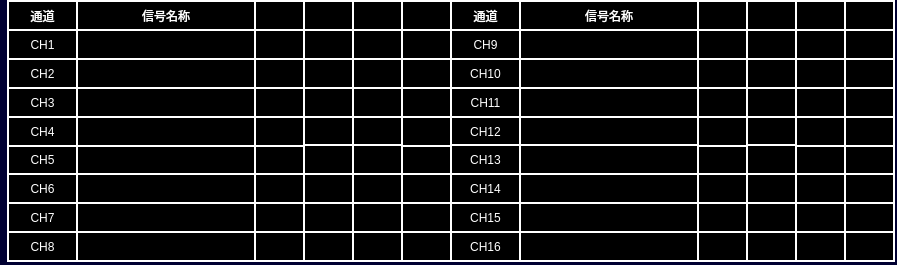
Old version of the form tcdocontrol.ui in the repository 994656234/HHL.
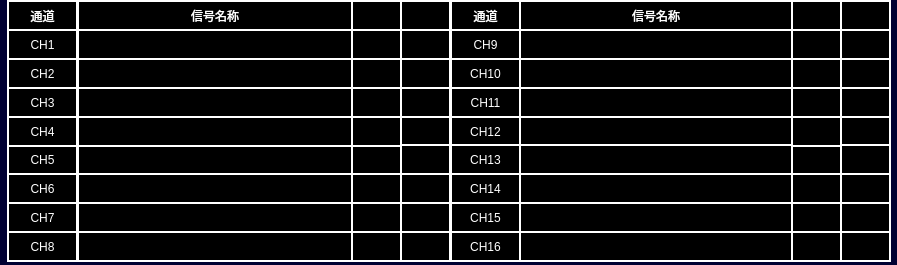
New version of the form.

The edit to the form file:
```diff
--- a/tcdocontrol.ui
+++ b/tcdocontrol.ui
@@ -47,41 +47,9 @@
   <widget class="QLabel" name="lbl_CH3_Name">
    <property name="geometry">
     <rect>
-     <x>76</x>
+     <x>77</x>
      <y>87</y>
-     <width>180</width>
-     <height>31</height>
-    </rect>
-   </property>
-   <property name="text">
-    <string/>
-   </property>
-   <property name="alignment">
-    <set>Qt::AlignCenter</set>
-   </property>
-  </widget>
-  <widget class="QLabel" name="lbl_CH14_State4">
-   <property name="geometry">
-    <rect>
-     <x>844</x>
-     <y>173</y>
-     <width>51</width>
-     <height>31</height>
-    </rect>
-   </property>
-   <property name="text">
-    <string/>
-   </property>
-   <property name="alignment">
-    <set>Qt::AlignCenter</set>
-   </property>
-  </widget>
-  <widget class="QLabel" name="lbl_CH5_State4">
-   <property name="geometry">
-    <rect>
-     <x>401</x>
-     <y>144</y>
-     <width>51</width>
+     <width>276</width>
      <height>31</height>
     </rect>
    </property>
@@ -95,25 +63,9 @@
   <widget class="QLabel" name="lbl_CH5_Name">
    <property name="geometry">
     <rect>
-     <x>76</x>
+     <x>77</x>
      <y>144</y>
-     <width>180</width>
-     <height>31</height>
-    </rect>
-   </property>
-   <property name="text">
-    <string/>
-   </property>
-   <property name="alignment">
-    <set>Qt::AlignCenter</set>
-   </property>
-  </widget>
-  <widget class="QLabel" name="TrainType8">
-   <property name="geometry">
-    <rect>
-     <x>844</x>
-     <y>0</y>
-     <width>51</width>
+     <width>276</width>
      <height>31</height>
     </rect>
    </property>
@@ -127,7 +79,7 @@
   <widget class="QLabel" name="lbl_CH11_State1">
    <property name="geometry">
     <rect>
-     <x>697</x>
+     <x>791</x>
      <y>87</y>
      <width>51</width>
      <height>31</height>
@@ -143,7 +95,7 @@
   <widget class="QLabel" name="lbl_CH16_State1">
    <property name="geometry">
     <rect>
-     <x>697</x>
+     <x>791</x>
      <y>231</y>
      <width>51</width>
      <height>31</height>
@@ -156,22 +108,6 @@
     <set>Qt::AlignCenter</set>
    </property>
   </widget>
-  <widget class="QLabel" name="lbl_CH13_State4">
-   <property name="geometry">
-    <rect>
-     <x>844</x>
-     <y>144</y>
-     <width>51</width>
-     <height>31</height>
-    </rect>
-   </property>
-   <property name="text">
-    <string/>
-   </property>
-   <property name="alignment">
-    <set>Qt::AlignCenter</set>
-   </property>
-  </widget>
   <widget class="QLabel" name="lbl_CH2">
    <property name="geometry">
     <rect>
@@ -191,7 +127,7 @@
   <widget class="QLabel" name="lbl_CH9_State2">
    <property name="geometry">
     <rect>
-     <x>746</x>
+     <x>840</x>
      <y>29</y>
      <width>51</width>
      <height>31</height>
@@ -207,7 +143,7 @@
   <widget class="QLabel" name="lbl_CH16_State2">
    <property name="geometry">
     <rect>
-     <x>746</x>
+     <x>840</x>
      <y>231</y>
      <width>51</width>
      <height>31</height>
@@ -225,23 +161,7 @@
     <rect>
      <x>519</x>
      <y>29</y>
-     <width>180</width>
-     <height>31</height>
-    </rect>
-   </property>
-   <property name="text">
-    <string/>
-   </property>
-   <property name="alignment">
-    <set>Qt::AlignCenter</set>
-   </property>
-  </widget>
-  <widget class="QLabel" name="lbl_CH10_State4">
-   <property name="geometry">
-    <rect>
-     <x>844</x>
-     <y>58</y>
-     <width>51</width>
+     <width>274</width>
      <height>31</height>
     </rect>
    </property>
@@ -255,7 +175,7 @@
   <widget class="QLabel" name="lbl_CH8_State1">
    <property name="geometry">
     <rect>
-     <x>254</x>
+     <x>351</x>
      <y>231</y>
      <width>51</width>
      <height>31</height>
@@ -284,42 +204,10 @@
     <set>Qt::AlignCenter</set>
    </property>
   </widget>
-  <widget class="QLabel" name="lbl_CH3_State3">
-   <property name="geometry">
-    <rect>
-     <x>352</x>
-     <y>87</y>
-     <width>51</width>
-     <height>31</height>
-    </rect>
-   </property>
-   <property name="text">
-    <string/>
-   </property>
-   <property name="alignment">
-    <set>Qt::AlignCenter</set>
-   </property>
-  </widget>
-  <widget class="QLabel" name="lbl_CH1_State3">
-   <property name="geometry">
-    <rect>
-     <x>352</x>
-     <y>29</y>
-     <width>51</width>
-     <height>31</height>
-    </rect>
-   </property>
-   <property name="text">
-    <string/>
-   </property>
-   <property name="alignment">
-    <set>Qt::AlignCenter</set>
-   </property>
-  </widget>
   <widget class="QLabel" name="lbl_CH10_State1">
    <property name="geometry">
     <rect>
-     <x>697</x>
+     <x>791</x>
      <y>58</y>
      <width>51</width>
      <height>31</height>
@@ -351,7 +239,7 @@
   <widget class="QLabel" name="lbl_CH1_State1">
    <property name="geometry">
     <rect>
-     <x>254</x>
+     <x>351</x>
      <y>29</y>
      <width>51</width>
      <height>31</height>
@@ -364,42 +252,10 @@
     <set>Qt::AlignCenter</set>
    </property>
   </widget>
-  <widget class="QLabel" name="lbl_CH7_State4">
-   <property name="geometry">
-    <rect>
-     <x>401</x>
-     <y>202</y>
-     <width>51</width>
-     <height>31</height>
-    </rect>
-   </property>
-   <property name="text">
-    <string/>
-   </property>
-   <property name="alignment">
-    <set>Qt::AlignCenter</set>
-   </property>
-  </widget>
-  <widget class="QLabel" name="lbl_CH14_State3">
-   <property name="geometry">
-    <rect>
-     <x>795</x>
-     <y>173</y>
-     <width>51</width>
-     <height>31</height>
-    </rect>
-   </property>
-   <property name="text">
-    <string/>
-   </property>
-   <property name="alignment">
-    <set>Qt::AlignCenter</set>
-   </property>
-  </widget>
   <widget class="QLabel" name="lbl_CH4_State2">
    <property name="geometry">
     <rect>
-     <x>303</x>
+     <x>400</x>
      <y>116</y>
      <width>51</width>
      <height>30</height>
@@ -412,26 +268,10 @@
     <set>Qt::AlignCenter</set>
    </property>
   </widget>
-  <widget class="QLabel" name="lbl_CH10_State3">
-   <property name="geometry">
-    <rect>
-     <x>795</x>
-     <y>58</y>
-     <width>51</width>
-     <height>31</height>
-    </rect>
-   </property>
-   <property name="text">
-    <string/>
-   </property>
-   <property name="alignment">
-    <set>Qt::AlignCenter</set>
-   </property>
-  </widget>
   <widget class="QLabel" name="lbl_CH3_State1">
    <property name="geometry">
     <rect>
-     <x>254</x>
+     <x>351</x>
      <y>87</y>
      <width>51</width>
      <height>31</height>
@@ -447,25 +287,9 @@
   <widget class="QLabel" name="lbl_CH1_Name">
    <property name="geometry">
     <rect>
-     <x>76</x>
+     <x>77</x>
      <y>29</y>
-     <width>180</width>
-     <height>31</height>
-    </rect>
-   </property>
-   <property name="text">
-    <string/>
-   </property>
-   <property name="alignment">
-    <set>Qt::AlignCenter</set>
-   </property>
-  </widget>
-  <widget class="QLabel" name="lbl_CH4_State3">
-   <property name="geometry">
-    <rect>
-     <x>352</x>
-     <y>116</y>
-     <width>51</width>
+     <width>276</width>
      <height>31</height>
     </rect>
    </property>
@@ -479,9 +303,9 @@
   <widget class="QLabel" name="lblTitle_3">
    <property name="geometry">
     <rect>
-     <x>76</x>
+     <x>77</x>
      <y>0</y>
-     <width>180</width>
+     <width>276</width>
      <height>31</height>
     </rect>
    </property>
@@ -497,7 +321,7 @@
     <rect>
      <x>519</x>
      <y>202</y>
-     <width>180</width>
+     <width>274</width>
      <height>31</height>
     </rect>
    </property>
@@ -511,7 +335,7 @@
   <widget class="QLabel" name="lbl_CH13_State1">
    <property name="geometry">
     <rect>
-     <x>697</x>
+     <x>791</x>
      <y>144</y>
      <width>51</width>
      <height>31</height>
@@ -524,26 +348,10 @@
     <set>Qt::AlignCenter</set>
    </property>
   </widget>
-  <widget class="QLabel" name="lbl_CH11_State3">
-   <property name="geometry">
-    <rect>
-     <x>795</x>
-     <y>87</y>
-     <width>51</width>
-     <height>31</height>
-    </rect>
-   </property>
-   <property name="text">
-    <string/>
-   </property>
-   <property name="alignment">
-    <set>Qt::AlignCenter</set>
-   </property>
-  </widget>
   <widget class="QLabel" name="lbl_CH7_State2">
    <property name="geometry">
     <rect>
-     <x>303</x>
+     <x>400</x>
      <y>202</y>
      <width>51</width>
      <height>31</height>
@@ -559,7 +367,7 @@
   <widget class="QLabel" name="lbl_CH10_State2">
    <property name="geometry">
     <rect>
-     <x>746</x>
+     <x>840</x>
      <y>58</y>
      <width>51</width>
      <height>31</height>
@@ -572,26 +380,10 @@
     <set>Qt::AlignCenter</set>
    </property>
   </widget>
-  <widget class="QLabel" name="lbl_CH7_State3">
-   <property name="geometry">
-    <rect>
-     <x>352</x>
-     <y>202</y>
-     <width>51</width>
-     <height>31</height>
-    </rect>
-   </property>
-   <property name="text">
-    <string/>
-   </property>
-   <property name="alignment">
-    <set>Qt::AlignCenter</set>
-   </property>
-  </widget>
   <widget class="QLabel" name="lbl_CH9_State1">
    <property name="geometry">
     <rect>
-     <x>697</x>
+     <x>791</x>
      <y>29</y>
      <width>51</width>
      <height>31</height>
@@ -607,7 +399,7 @@
   <widget class="QLabel" name="lbl_CH6_State2">
    <property name="geometry">
     <rect>
-     <x>303</x>
+     <x>400</x>
      <y>173</y>
      <width>51</width>
      <height>31</height>
@@ -623,9 +415,9 @@
   <widget class="QLabel" name="lbl_CH2_Name">
    <property name="geometry">
     <rect>
-     <x>76</x>
+     <x>77</x>
      <y>58</y>
-     <width>180</width>
+     <width>276</width>
      <height>31</height>
     </rect>
    </property>
@@ -639,7 +431,7 @@
   <widget class="QLabel" name="lbl_CH7_State1">
    <property name="geometry">
     <rect>
-     <x>254</x>
+     <x>351</x>
      <y>202</y>
      <width>51</width>
      <height>31</height>
@@ -652,42 +444,10 @@
     <set>Qt::AlignCenter</set>
    </property>
   </widget>
-  <widget class="QLabel" name="lbl_CH6_State4">
-   <property name="geometry">
-    <rect>
-     <x>401</x>
-     <y>173</y>
-     <width>51</width>
-     <height>31</height>
-    </rect>
-   </property>
-   <property name="text">
-    <string/>
-   </property>
-   <property name="alignment">
-    <set>Qt::AlignCenter</set>
-   </property>
-  </widget>
-  <widget class="QLabel" name="lbl_CH2_State4">
-   <property name="geometry">
-    <rect>
-     <x>401</x>
-     <y>58</y>
-     <width>51</width>
-     <height>31</height>
-    </rect>
-   </property>
-   <property name="text">
-    <string/>
-   </property>
-   <property name="alignment">
-    <set>Qt::AlignCenter</set>
-   </property>
-  </widget>
   <widget class="QLabel" name="lbl_CH2_State2">
    <property name="geometry">
     <rect>
-     <x>303</x>
+     <x>400</x>
      <y>58</y>
      <width>51</width>
      <height>31</height>
@@ -703,7 +463,7 @@
   <widget class="QLabel" name="lbl_CH14_State1">
    <property name="geometry">
     <rect>
-     <x>697</x>
+     <x>791</x>
      <y>173</y>
      <width>51</width>
      <height>31</height>
@@ -735,9 +495,9 @@
   <widget class="QLabel" name="lbl_CH4_Name">
    <property name="geometry">
     <rect>
-     <x>76</x>
+     <x>77</x>
      <y>116</y>
-     <width>180</width>
+     <width>276</width>
      <height>31</height>
     </rect>
    </property>
@@ -767,7 +527,7 @@
   <widget class="QLabel" name="lbl_CH5_State1">
    <property name="geometry">
     <rect>
-     <x>254</x>
+     <x>351</x>
      <y>144</y>
      <width>51</width>
      <height>31</height>
@@ -780,26 +540,10 @@
     <set>Qt::AlignCenter</set>
    </property>
   </widget>
-  <widget class="QLabel" name="lbl_CH15_State4">
-   <property name="geometry">
-    <rect>
-     <x>844</x>
-     <y>202</y>
-     <width>51</width>
-     <height>31</height>
-    </rect>
-   </property>
-   <property name="text">
-    <string/>
-   </property>
-   <property name="alignment">
-    <set>Qt::AlignCenter</set>
-   </property>
-  </widget>
   <widget class="QLabel" name="lbl_CH14_State2">
    <property name="geometry">
     <rect>
-     <x>746</x>
+     <x>840</x>
      <y>173</y>
      <width>51</width>
      <height>31</height>
@@ -831,7 +575,7 @@
   <widget class="QLabel" name="lbl_CH12_State2">
    <property name="geometry">
     <rect>
-     <x>746</x>
+     <x>840</x>
      <y>116</y>
      <width>51</width>
      <height>31</height>
@@ -847,9 +591,9 @@
   <widget class="QLabel" name="lbl_CH6_Name">
    <property name="geometry">
     <rect>
-     <x>76</x>
+     <x>77</x>
      <y>173</y>
-     <width>180</width>
+     <width>276</width>
      <height>31</height>
     </rect>
    </property>
@@ -865,7 +609,7 @@
     <rect>
      <x>519</x>
      <y>116</y>
-     <width>180</width>
+     <width>274</width>
      <height>31</height>
     </rect>
    </property>
@@ -879,7 +623,7 @@
   <widget class="QLabel" name="lbl_CH5_State2">
    <property name="geometry">
     <rect>
-     <x>303</x>
+     <x>400</x>
      <y>144</y>
      <width>51</width>
      <height>31</height>
@@ -895,7 +639,7 @@
   <widget class="QLabel" name="TrainType1">
    <property name="geometry">
     <rect>
-     <x>254</x>
+     <x>351</x>
      <y>0</y>
      <width>51</width>
      <height>31</height>
@@ -911,9 +655,9 @@
   <widget class="QLabel" name="lbl_CH8_Name">
    <property name="geometry">
     <rect>
-     <x>76</x>
+     <x>77</x>
      <y>231</y>
-     <width>180</width>
+     <width>276</width>
      <height>31</height>
     </rect>
    </property>
@@ -943,7 +687,7 @@
   <widget class="QLabel" name="lbl_CH15_State2">
    <property name="geometry">
     <rect>
-     <x>746</x>
+     <x>840</x>
      <y>202</y>
      <width>51</width>
      <height>31</height>
@@ -956,10 +700,10 @@
     <set>Qt::AlignCenter</set>
    </property>
   </widget>
-  <widget class="QLabel" name="TrainType6">
+  <widget class="QLabel" name="TrainType4">
    <property name="geometry">
     <rect>
-     <x>746</x>
+     <x>840</x>
      <y>0</y>
      <width>51</width>
      <height>31</height>
@@ -972,22 +716,6 @@
     <set>Qt::AlignCenter</set>
    </property>
   </widget>
-  <widget class="QLabel" name="lbl_CH13_State3">
-   <property name="geometry">
-    <rect>
-     <x>795</x>
-     <y>144</y>
-     <width>51</width>
-     <height>31</height>
-    </rect>
-   </property>
-   <property name="text">
-    <string/>
-   </property>
-   <property name="alignment">
-    <set>Qt::AlignCenter</set>
-   </property>
-  </widget>
   <widget class="QLabel" name="lbl_CH12">
    <property name="geometry">
     <rect>
@@ -1020,22 +748,6 @@
     <set>Qt::AlignCenter</set>
    </property>
   </widget>
-  <widget class="QLabel" name="lbl_CH15_State3">
-   <property name="geometry">
-    <rect>
-     <x>795</x>
-     <y>202</y>
-     <width>51</width>
-     <height>31</height>
-    </rect>
-   </property>
-   <property name="text">
-    <string/>
-   </property>
-   <property name="alignment">
-    <set>Qt::AlignCenter</set>
-   </property>
-  </widget>
   <widget class="QLabel" name="lbl_CH9">
    <property name="geometry">
     <rect>
@@ -1055,7 +767,7 @@
   <widget class="QLabel" name="lbl_CH6_State1">
    <property name="geometry">
     <rect>
-     <x>254</x>
+     <x>351</x>
      <y>173</y>
      <width>51</width>
      <height>31</height>
@@ -1068,26 +780,10 @@
     <set>Qt::AlignCenter</set>
    </property>
   </widget>
-  <widget class="QLabel" name="TrainType7">
-   <property name="geometry">
-    <rect>
-     <x>795</x>
-     <y>0</y>
-     <width>51</width>
-     <height>31</height>
-    </rect>
-   </property>
-   <property name="text">
-    <string/>
-   </property>
-   <property name="alignment">
-    <set>Qt::AlignCenter</set>
-   </property>
-  </widget>
   <widget class="QLabel" name="lbl_CH2_State1">
    <property name="geometry">
     <rect>
-     <x>254</x>
+     <x>351</x>
      <y>58</y>
      <width>51</width>
      <height>31</height>
@@ -1100,26 +796,10 @@
     <set>Qt::AlignCenter</set>
    </property>
   </widget>
-  <widget class="QLabel" name="lbl_CH3_State4">
+  <widget class="QLabel" name="TrainType3">
    <property name="geometry">
     <rect>
-     <x>401</x>
-     <y>87</y>
-     <width>51</width>
-     <height>31</height>
-    </rect>
-   </property>
-   <property name="text">
-    <string/>
-   </property>
-   <property name="alignment">
-    <set>Qt::AlignCenter</set>
-   </property>
-  </widget>
-  <widget class="QLabel" name="TrainType5">
-   <property name="geometry">
-    <rect>
-     <x>697</x>
+     <x>791</x>
      <y>0</y>
      <width>51</width>
      <height>31</height>
@@ -1148,28 +828,12 @@
     <set>Qt::AlignCenter</set>
    </property>
   </widget>
-  <widget class="QLabel" name="lbl_CH2_State3">
-   <property name="geometry">
-    <rect>
-     <x>352</x>
-     <y>58</y>
-     <width>51</width>
-     <height>31</height>
-    </rect>
-   </property>
-   <property name="text">
-    <string/>
-   </property>
-   <property name="alignment">
-    <set>Qt::AlignCenter</set>
-   </property>
-  </widget>
   <widget class="QLabel" name="lbl_CH11_Name">
    <property name="geometry">
     <rect>
      <x>519</x>
      <y>87</y>
-     <width>180</width>
+     <width>274</width>
      <height>31</height>
     </rect>
    </property>
@@ -1183,7 +847,7 @@
   <widget class="QLabel" name="lbl_CH13_State2">
    <property name="geometry">
     <rect>
-     <x>746</x>
+     <x>840</x>
      <y>144</y>
      <width>51</width>
      <height>31</height>
@@ -1196,22 +860,6 @@
     <set>Qt::AlignCenter</set>
    </property>
   </widget>
-  <widget class="QLabel" name="lbl_CH6_State3">
-   <property name="geometry">
-    <rect>
-     <x>352</x>
-     <y>173</y>
-     <width>51</width>
-     <height>31</height>
-    </rect>
-   </property>
-   <property name="text">
-    <string/>
-   </property>
-   <property name="alignment">
-    <set>Qt::AlignCenter</set>
-   </property>
-  </widget>
   <widget class="QLabel" name="lbl_CH13">
    <property name="geometry">
     <rect>
@@ -1228,26 +876,10 @@
     <set>Qt::AlignCenter</set>
    </property>
   </widget>
-  <widget class="QLabel" name="lbl_CH8_State4">
-   <property name="geometry">
-    <rect>
-     <x>401</x>
-     <y>231</y>
-     <width>51</width>
-     <height>31</height>
-    </rect>
-   </property>
-   <property name="text">
-    <string/>
-   </property>
-   <property name="alignment">
-    <set>Qt::AlignCenter</set>
-   </property>
-  </widget>
   <widget class="QLabel" name="lbl_CH3_State2">
    <property name="geometry">
     <rect>
-     <x>303</x>
+     <x>400</x>
      <y>87</y>
      <width>51</width>
      <height>31</height>
@@ -1263,7 +895,7 @@
   <widget class="QLabel" name="TrainType2">
    <property name="geometry">
     <rect>
-     <x>303</x>
+     <x>400</x>
      <y>0</y>
      <width>51</width>
      <height>31</height>
@@ -1297,7 +929,7 @@
     <rect>
      <x>519</x>
      <y>173</y>
-     <width>180</width>
+     <width>274</width>
      <height>31</height>
     </rect>
    </property>
@@ -1311,9 +943,9 @@
   <widget class="QLabel" name="lbl_CH7_Name">
    <property name="geometry">
     <rect>
-     <x>76</x>
+     <x>77</x>
      <y>202</y>
-     <width>180</width>
+     <width>276</width>
      <height>31</height>
     </rect>
    </property>
@@ -1327,7 +959,7 @@
   <widget class="QLabel" name="lbl_CH12_State1">
    <property name="geometry">
     <rect>
-     <x>697</x>
+     <x>791</x>
      <y>116</y>
      <width>51</width>
      <height>31</height>
@@ -1345,7 +977,7 @@
     <rect>
      <x>519</x>
      <y>0</y>
-     <width>180</width>
+     <width>274</width>
      <height>31</height>
     </rect>
    </property>
@@ -1356,44 +988,12 @@
     <set>Qt::AlignCenter</set>
    </property>
   </widget>
-  <widget class="QLabel" name="lbl_CH4_State4">
-   <property name="geometry">
-    <rect>
-     <x>401</x>
-     <y>116</y>
-     <width>51</width>
-     <height>31</height>
-    </rect>
-   </property>
-   <property name="text">
-    <string/>
-   </property>
-   <property name="alignment">
-    <set>Qt::AlignCenter</set>
-   </property>
-  </widget>
   <widget class="QLabel" name="lbl_CH16_Name">
    <property name="geometry">
     <rect>
      <x>519</x>
      <y>231</y>
-     <width>180</width>
-     <height>31</height>
-    </rect>
-   </property>
-   <property name="text">
-    <string/>
-   </property>
-   <property name="alignment">
-    <set>Qt::AlignCenter</set>
-   </property>
-  </widget>
-  <widget class="QLabel" name="lbl_CH5_State3">
-   <property name="geometry">
-    <rect>
-     <x>352</x>
-     <y>144</y>
-     <width>51</width>
+     <width>274</width>
      <height>31</height>
     </rect>
    </property>
@@ -1407,7 +1007,7 @@
   <widget class="QLabel" name="lbl_CH15_State1">
    <property name="geometry">
     <rect>
-     <x>697</x>
+     <x>791</x>
      <y>202</y>
      <width>51</width>
      <height>31</height>
@@ -1420,42 +1020,10 @@
     <set>Qt::AlignCenter</set>
    </property>
   </widget>
-  <widget class="QLabel" name="lbl_CH16_State3">
-   <property name="geometry">
-    <rect>
-     <x>795</x>
-     <y>231</y>
-     <width>51</width>
-     <height>31</height>
-    </rect>
-   </property>
-   <property name="text">
-    <string/>
-   </property>
-   <property name="alignment">
-    <set>Qt::AlignCenter</set>
-   </property>
-  </widget>
-  <widget class="QLabel" name="lbl_CH12_State4">
-   <property name="geometry">
-    <rect>
-     <x>844</x>
-     <y>116</y>
-     <width>51</width>
-     <height>31</height>
-    </rect>
-   </property>
-   <property name="text">
-    <string/>
-   </property>
-   <property name="alignment">
-    <set>Qt::AlignCenter</set>
-   </property>
-  </widget>
   <widget class="QLabel" name="lbl_CH4_State1">
    <property name="geometry">
     <rect>
-     <x>254</x>
+     <x>351</x>
      <y>116</y>
      <width>51</width>
      <height>31</height>
@@ -1468,92 +1036,12 @@
     <set>Qt::AlignCenter</set>
    </property>
   </widget>
-  <widget class="QLabel" name="lbl_CH1_State4">
-   <property name="geometry">
-    <rect>
-     <x>401</x>
-     <y>29</y>
-     <width>51</width>
-     <height>31</height>
-    </rect>
-   </property>
-   <property name="text">
-    <string/>
-   </property>
-   <property name="alignment">
-    <set>Qt::AlignCenter</set>
-   </property>
-  </widget>
-  <widget class="QLabel" name="lbl_CH11_State4">
-   <property name="geometry">
-    <rect>
-     <x>844</x>
-     <y>87</y>
-     <width>51</width>
-     <height>31</height>
-    </rect>
-   </property>
-   <property name="text">
-    <string/>
-   </property>
-   <property name="alignment">
-    <set>Qt::AlignCenter</set>
-   </property>
-  </widget>
-  <widget class="QLabel" name="TrainType4">
-   <property name="geometry">
-    <rect>
-     <x>401</x>
-     <y>0</y>
-     <width>51</width>
-     <height>31</height>
-    </rect>
-   </property>
-   <property name="text">
-    <string/>
-   </property>
-   <property name="alignment">
-    <set>Qt::AlignCenter</set>
-   </property>
-  </widget>
   <widget class="QLabel" name="lbl_CH13_Name">
    <property name="geometry">
     <rect>
      <x>519</x>
      <y>144</y>
-     <width>180</width>
-     <height>31</height>
-    </rect>
-   </property>
-   <property name="text">
-    <string/>
-   </property>
-   <property name="alignment">
-    <set>Qt::AlignCenter</set>
-   </property>
-  </widget>
-  <widget class="QLabel" name="lbl_CH8_State3">
-   <property name="geometry">
-    <rect>
-     <x>352</x>
-     <y>231</y>
-     <width>51</width>
-     <height>31</height>
-    </rect>
-   </property>
-   <property name="text">
-    <string/>
-   </property>
-   <property name="alignment">
-    <set>Qt::AlignCenter</set>
-   </property>
-  </widget>
-  <widget class="QLabel" name="lbl_CH9_State3">
-   <property name="geometry">
-    <rect>
-     <x>795</x>
-     <y>29</y>
-     <width>51</width>
+     <width>274</width>
      <height>31</height>
     </rect>
    </property>
@@ -1567,7 +1055,7 @@
   <widget class="QLabel" name="lbl_CH11_State2">
    <property name="geometry">
     <rect>
-     <x>746</x>
+     <x>840</x>
      <y>87</y>
      <width>51</width>
      <height>31</height>
@@ -1596,28 +1084,12 @@
     <set>Qt::AlignCenter</set>
    </property>
   </widget>
-  <widget class="QLabel" name="lbl_CH16_State4">
-   <property name="geometry">
-    <rect>
-     <x>844</x>
-     <y>231</y>
-     <width>51</width>
-     <height>31</height>
-    </rect>
-   </property>
-   <property name="text">
-    <string/>
-   </property>
-   <property name="alignment">
-    <set>Qt::AlignCenter</set>
-   </property>
-  </widget>
   <widget class="QLabel" name="lbl_CH10_Name">
    <property name="geometry">
     <rect>
      <x>519</x>
      <y>58</y>
-     <width>180</width>
+     <width>274</width>
      <height>31</height>
     </rect>
    </property>
@@ -1631,7 +1103,7 @@
   <widget class="QLabel" name="lbl_CH1_State2">
    <property name="geometry">
     <rect>
-     <x>303</x>
+     <x>400</x>
      <y>29</y>
      <width>51</width>
      <height>31</height>
@@ -1647,7 +1119,7 @@
   <widget class="QLabel" name="lbl_CH8_State2">
    <property name="geometry">
     <rect>
-     <x>303</x>
+     <x>400</x>
      <y>231</y>
      <width>51</width>
      <height>31</height>
@@ -1660,38 +1132,6 @@
     <set>Qt::AlignCenter</set>
    </property>
   </widget>
-  <widget class="QLabel" name="lbl_CH12_State3">
-   <property name="geometry">
-    <rect>
-     <x>795</x>
-     <y>116</y>
-     <width>51</width>
-     <height>31</height>
-    </rect>
-   </property>
-   <property name="text">
-    <string/>
-   </property>
-   <property name="alignment">
-    <set>Qt::AlignCenter</set>
-   </property>
-  </widget>
-  <widget class="QLabel" name="TrainType3">
-   <property name="geometry">
-    <rect>
-     <x>352</x>
-     <y>0</y>
-     <width>51</width>
-     <height>31</height>
-    </rect>
-   </property>
-   <property name="text">
-    <string/>
-   </property>
-   <property name="alignment">
-    <set>Qt::AlignCenter</set>
-   </property>
-  </widget>
   <widget class="QLabel" name="lbl_CH4">
    <property name="geometry">
     <rect>
@@ -1708,22 +1148,6 @@
     <set>Qt::AlignCenter</set>
    </property>
   </widget>
-  <widget class="QLabel" name="lbl_CH9_State4">
-   <property name="geometry">
-    <rect>
-     <x>844</x>
-     <y>29</y>
-     <width>51</width>
-     <height>31</height>
-    </rect>
-   </property>
-   <property name="text">
-    <string/>
-   </property>
-   <property name="alignment">
-    <set>Qt::AlignCenter</set>
-   </property>
-  </widget>
   <widget class="QLabel" name="lbl_CH11">
    <property name="geometry">
     <rect>
```
